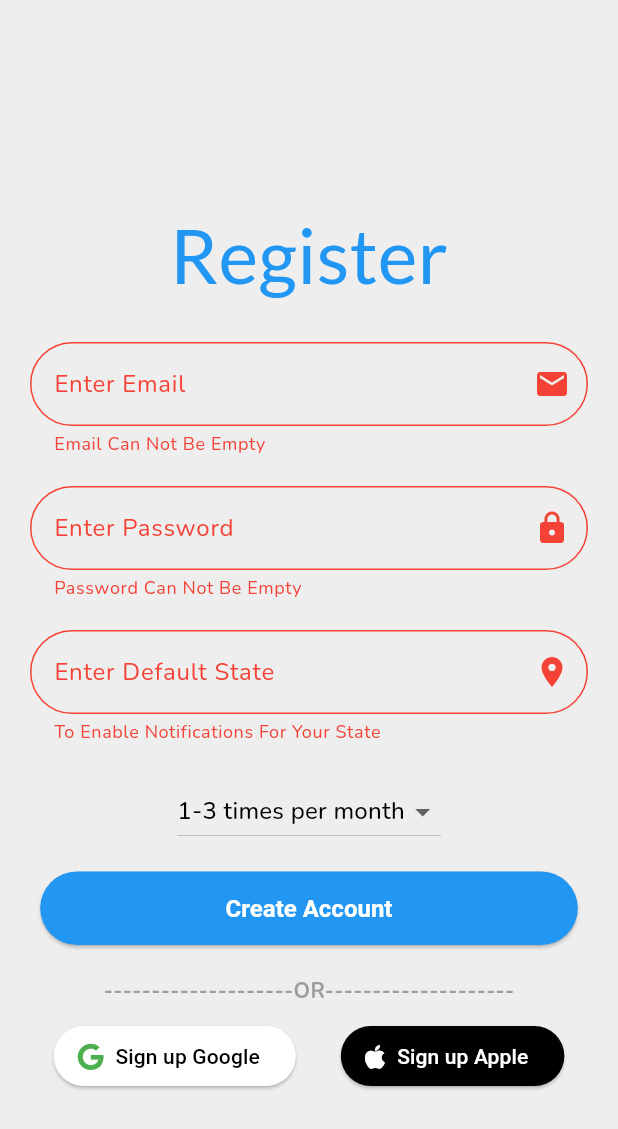
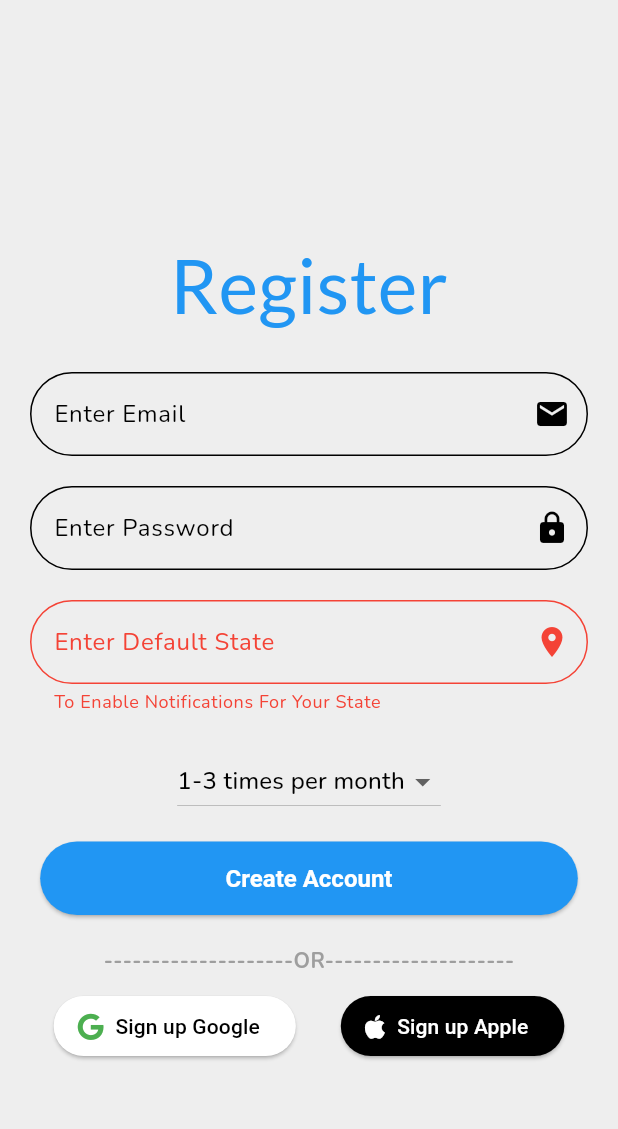
Before and after one commit to Wairioko/FDA-Recall-Alert, a Flutter app: the SignUpPage screen opened by its route, after a tap on "Create Account", after a tap on "Sign up Google", on a phone screen of 412 x 824 dp. Shown: the top 1129 px of the screen. Run offline on Flutter 3.47's test engine with Material 3 defaults, Android fonts, the phone set to English and light mode, and no system bars; our stand-ins replace bloc, camera, cloud_firestore, dartz, dio, firebase_auth and 19 more; missing offline and left inert: dart:ffi, google_mlkit_text_recognition; accounts and stored records are empty; network calls fail; Roboto replaces fonts that are missing (SF Pro Text).

Commit message:
fixed signup bug giving empty email and password while signing up via google and apple

```diff
--- a/lib/ui/screens/user_auth/signup.dart
+++ b/lib/ui/screens/user_auth/signup.dart
@@ -8,8 +8,8 @@ import 'package:google_fonts/google_fonts.dart';
 import 'package:sign_in_with_apple/sign_in_with_apple.dart';
 import 'package:google_sign_in/google_sign_in.dart';
 import 'package:firebase_messaging/firebase_messaging.dart';
+import '../home/home.dart';
 
-import '../home/home.dart';
 
 class UserModel {
   String defaultState;
@@ -38,6 +38,8 @@ class SignUpPage extends StatefulWidget {
   @override
   _SignUpPageState createState() => _SignUpPageState();
 }
+// Define a variable to track the authentication method
+enum AuthMethod { EmailPassword, Google, Apple }
 
 class _SignUpPageState extends State<SignUpPage> {
   final formkey = GlobalKey<FormState>();
@@ -46,10 +48,12 @@ class _SignUpPageState extends State<SignUpPage> {
   TextEditingController defaultStateController = TextEditingController();
   String shoppingFrequency = '1-3 times per month';
 
+  // Initialize it with the default method
+  AuthMethod authMethod = AuthMethod.EmailPassword;
+
   Future<String?> _getFCMToken() async {
     String? token = await FirebaseMessaging.instance.getToken();
     return token;
-    // Send token to your server
   }
 
 
@@ -57,13 +61,15 @@ class _SignUpPageState extends State<SignUpPage> {
     try {
       final GoogleSignInAccount? googleUser = await GoogleSignIn().signIn();
       if (googleUser != null) {
+        authMethod = AuthMethod.Google;
         final GoogleSignInAuthentication googleAuth = await googleUser.authentication;
         final AuthCredential google_credential = GoogleAuthProvider.credential(
           accessToken: googleAuth.accessToken,
           idToken: googleAuth.idToken,
         );
         await FirebaseAuth.instance.signInWithCredential(google_credential);
-        _collectAdditionalInformation();
+        // Call the method to collect additional information
+        _collectAdditionalInformation(); // Added this line
       } else {
         // Handle Google sign-in cancellation
       }
@@ -85,13 +91,15 @@ class _SignUpPageState extends State<SignUpPage> {
           redirectUri: Uri.parse('https://your-redirect-url.com'),
         ),
       );
+      authMethod = AuthMethod.Apple;
       final OAuthProvider oAuthProvider = OAuthProvider('apple.com');
       final AuthCredential apple_credential = oAuthProvider.credential(
         idToken: credential.identityToken,
         accessToken: credential.authorizationCode,
       );
       await FirebaseAuth.instance.signInWithCredential(apple_credential);
-      _collectAdditionalInformation();
+      // Call the method to collect additional information
+      _collectAdditionalInformation(); // Added this line
     } catch (e) {
       // Handle Apple sign-in errors
       print("Apple sign-in error: $e");
@@ -109,9 +117,10 @@ class _SignUpPageState extends State<SignUpPage> {
             child: Column(
               mainAxisSize: MainAxisSize.min,
               children: [
+                // Add other form fields here
                 TextFormField(
                   controller: defaultStateController,
-                  decoration: InputDecoration(
+                  decoration: const InputDecoration(
                     hintText: "Your Default State",
                     labelText: "Enter Default State",
                   ),
@@ -122,7 +131,7 @@ class _SignUpPageState extends State<SignUpPage> {
                     return null;
                   },
                 ),
-                SizedBox(height: 16),
+                const SizedBox(height: 16),
                 DropdownButtonFormField<String>(
                   value: shoppingFrequency,
                   onChanged: (String? newValue) {
@@ -130,21 +139,22 @@ class _SignUpPageState extends State<SignUpPage> {
                       shoppingFrequency = newValue!;
                     });
                   },
-                  items: [
+                  items: const [
+                    // Dropdown menu items
                     DropdownMenuItem(
+                      value: '1-3 times per month',
                       child: Text('1-3 times per month'),
-                      value: '1-3 times per month',
                     ),
                     DropdownMenuItem(
+                      value: '4-6 times per month',
                       child: Text('4-6 times per month'),
-                      value: '4-6 times per month',
                     ),
                     DropdownMenuItem(
+                      value: '7+ times per month',
                       child: Text('7+ times per month'),
-                      value: '7+ times per month',
                     ),
                   ],
-                  decoration: InputDecoration(
+                  decoration: const InputDecoration(
                     labelText: 'Shopping Frequency',
                     hintText: 'Select Shopping Frequency',
                   ),
@@ -163,7 +173,7 @@ class _SignUpPageState extends State<SignUpPage> {
               onPressed: () {
                 Navigator.of(context).pop();
               },
-              child: Text('Cancel'),
+              child: const Text('Cancel'),
             ),
             ElevatedButton(
               onPressed: () {
@@ -182,10 +192,13 @@ class _SignUpPageState extends State<SignUpPage> {
                   Navigator.of(context).pop();
                   // Proceed with other actions
                   // For example, navigate to another screen
-                  Navigator.push(context, MaterialPageRoute(builder: (context) => Home()));
+                  Navigator.push(context, MaterialPageRoute(builder: (context) =>
+                  const Home()
+                  )
+                  );
                 }
               },
-              child: Text('Save'),
+              child: const Text('Save'),
             ),
           ],
         );
@@ -198,24 +211,37 @@ class _SignUpPageState extends State<SignUpPage> {
 
   MoveToLog() async {
     if (formkey.currentState!.validate()) {
+      if (authMethod == AuthMethod.EmailPassword && (email.text.isEmpty || password.text.isEmpty)) {
+        // Email and password fields are required for traditional sign-up method
+        return;
+      }
+
       try {
+        if (authMethod == AuthMethod.EmailPassword) {
+          // Perform email/password sign-up
           await FirebaseAuth.instance.createUserWithEmailAndPassword(
             email: email.text,
             password: password.text.trim(),
-        ).then((value) async {
-          await FirebaseFirestore.instance.collection('users').doc(value.user?.uid).set({
-            'email': email.text,
+          );
+        }
+
+        // Save additional information to Firebase or any other storage
+        final user = FirebaseAuth.instance.currentUser;
+        await FirebaseFirestore.instance.collection('users').doc(user!.uid).set({
+          'email': user.email,
           'defaultState': defaultStateController.text,
           'shoppingFrequency': shoppingFrequency,
         });
 
+        // Navigate to the login page
         Navigator.push(context, MaterialPageRoute(builder: (context) => const LogInPage()));
-        });
-      } on FirebaseAuthException catch (e) {
+      } catch (e) {
         // Handle authentication exceptions
+        print(e.toString());
       }
     }
   }
+
 
 
 
@@ -228,6 +254,9 @@ class _SignUpPageState extends State<SignUpPage> {
       '4-6 times per month',
       '7+ times per month'
     ];
+
+    // Boolean variables to track if email and password fields should be visible
+    bool showEmailAndPassword = true;
 
     return Scaffold(
       body: Container(
@@ -252,6 +281,8 @@ class _SignUpPageState extends State<SignUpPage> {
                       ),
                     ),
                     const SizedBox(height: 10),
+                    // Conditional rendering of email and password fields
+                    if (showEmailAndPassword)
                     Padding(
                       padding: const EdgeInsets.symmetric(horizontal: 20.0, vertical: 5.0),
                       child: TextFormField(
@@ -264,12 +295,6 @@ class _SignUpPageState extends State<SignUpPage> {
                             borderRadius: BorderRadius.circular(30),
                           ),
                         ),
-                        validator: (value) {
-                          if (value!.isEmpty) {
-                            return "Email Can Not Be Empty";
-                          }
-                          return null;
-                        },
                       ),
                     ),
                     const SizedBox(height: 10),
@@ -286,14 +311,6 @@ class _SignUpPageState extends State<SignUpPage> {
                             borderRadius: BorderRadius.circular(30),
                           ),
                         ),
-                        validator: (value) {
-                          if (value!.isEmpty) {
-                            return "Password Can Not Be Empty";
-                          } else if (value.length < 6) {
-                            return "Password Should Be Greater Than 6 Digits";
-                          }
-                          return null;
-                        },
                       ),
                     ),
                     const SizedBox(height: 10),
```
Lines whose indentation alone changed are shown as unchanged.
